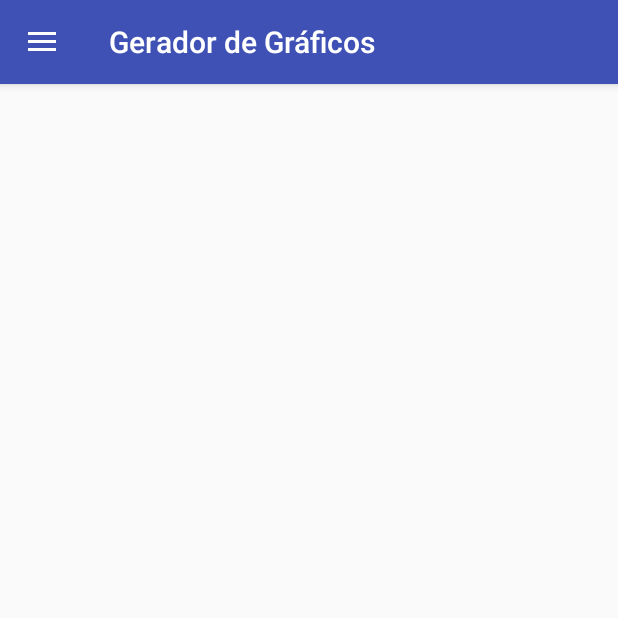
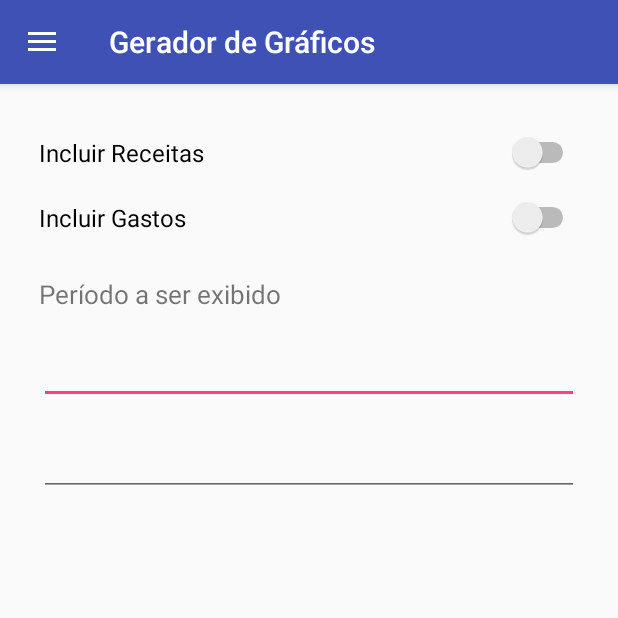
Before and after one commit to cassuci/equipe_rocket, an Android app: the screen it shows after launch (GraficoController), on a phone screen of 412 x 824 dp, the top half of it. Run offline under Robolectric (Android 15) with nearby library versions, the phone set to English and light mode, and no system bars.

Commit message:
GraficoController UI mais desenvolvida

```diff
--- a/app/src/main/java/com/draft/rckt/equiperocket/Grafico/GraficoController.java
+++ b/app/src/main/java/com/draft/rckt/equiperocket/Grafico/GraficoController.java
@@ -20,6 +20,8 @@ import com.draft.rckt.equiperocket.R;
 import com.draft.rckt.equiperocket.Receita.ReceitaController;
 import com.draft.rckt.equiperocket.Relatorio.RelatorioController;
 
+
+//TODO: TERMINAR INTERFACE
 public class GraficoController extends AppCompatActivity
         implements View.OnClickListener, NavigationView.OnNavigationItemSelectedListener{
 
--- a/app/src/main/res/layout/content_grafico_controller.xml
+++ b/app/src/main/res/layout/content_grafico_controller.xml
@@ -1,5 +1,5 @@
 <?xml version="1.0" encoding="utf-8"?>
-<RelativeLayout xmlns:android="http://schemas.android.com/apk/res/android"
+<LinearLayout xmlns:android="http://schemas.android.com/apk/res/android"
     xmlns:app="http://schemas.android.com/apk/res-auto"
     xmlns:tools="http://schemas.android.com/tools"
     android:layout_width="match_parent"
@@ -10,6 +10,69 @@
     android:paddingTop="@dimen/activity_vertical_margin"
     app:layout_behavior="@string/appbar_scrolling_view_behavior"
     tools:context="com.draft.rckt.equiperocket.Grafico.GraficoController"
-    tools:showIn="@layout/app_bar_grafico_controller">
+    tools:showIn="@layout/app_bar_grafico_controller"
+    android:orientation="vertical">
 
-</RelativeLayout>
+    <Switch
+        android:layout_width="match_parent"
+        android:layout_height="wrap_content"
+        android:textSize="16sp"
+        android:layout_marginTop="16dp"
+        android:layout_marginLeft="10dp"
+        android:layout_marginRight="10dp"
+        android:text="@string/switch_grafico_receita"
+        android:id="@+id/switch_grafico_receita_enabled" />
+
+
+
+    <ExpandableListView
+        android:id="@+id/expandableList_grafico_receita_filtro"
+        android:divider="@color/mdtp_dark_gray"
+        android:indicatorLeft="?android:attr/expandableListPreferredChildIndicatorLeft"
+        android:layout_width="match_parent"
+        android:layout_height="wrap_content"
+        android:dividerHeight="0.5dp">
+    </ExpandableListView>
+
+    <Switch
+        android:layout_width="match_parent"
+        android:layout_height="wrap_content"
+        android:textSize="16sp"
+        android:layout_marginTop="16dp"
+        android:layout_marginLeft="10dp"
+        android:layout_marginRight="10dp"
+        android:text="@string/switch_grafico_gasto"
+        android:id="@+id/switch_grafico_gasto_enabled" />
+
+    <TextView
+        android:layout_width="wrap_content"
+        android:layout_height="wrap_content"
+        android:layout_marginTop="25dp"
+        android:layout_marginLeft="10dp"
+        android:layout_marginRight="10dp"
+        android:text="@string/text_grafico_dateSelection"
+        android:textSize="17sp"
+        android:id="@+id/textView_selectDate_grafico" />
+
+    <EditText
+        android:layout_width="match_parent"
+        android:layout_height="wrap_content"
+        android:inputType="date"
+        android:layout_marginTop="16dp"
+        android:layout_marginLeft="10dp"
+        android:layout_marginRight="10dp"
+        android:ems="10"
+        android:id="@+id/editText_grafico_startDate" />
+
+    <EditText
+        android:layout_width="match_parent"
+        android:layout_height="wrap_content"
+        android:inputType="date"
+        android:layout_marginTop="16dp"
+        android:layout_marginLeft="10dp"
+        android:layout_marginRight="10dp"
+        android:ems="10"
+        android:id="@+id/editText_grafico_endDate" />
+
+
+</LinearLayout>
--- a/app/src/main/res/values/strings.xml
+++ b/app/src/main/res/values/strings.xml
@@ -21,5 +21,8 @@
     <string name="button_start_date">Data inicial</string>
     <string name="button_end_date">Data final</string>
     <string name="button_gerar_relatorio">Gerar Relatório</string>
+    <string name="switch_grafico_receita">Incluir Receitas</string>
+    <string name="switch_grafico_gasto">Incluir Gastos</string>
+    <string name="text_grafico_dateSelection">Período a ser exibido</string>
 
 </resources>
```
Also changed, not shown: app/src/main/res/layout/content_relatorio_controller.xml (+33 -26 lines).
